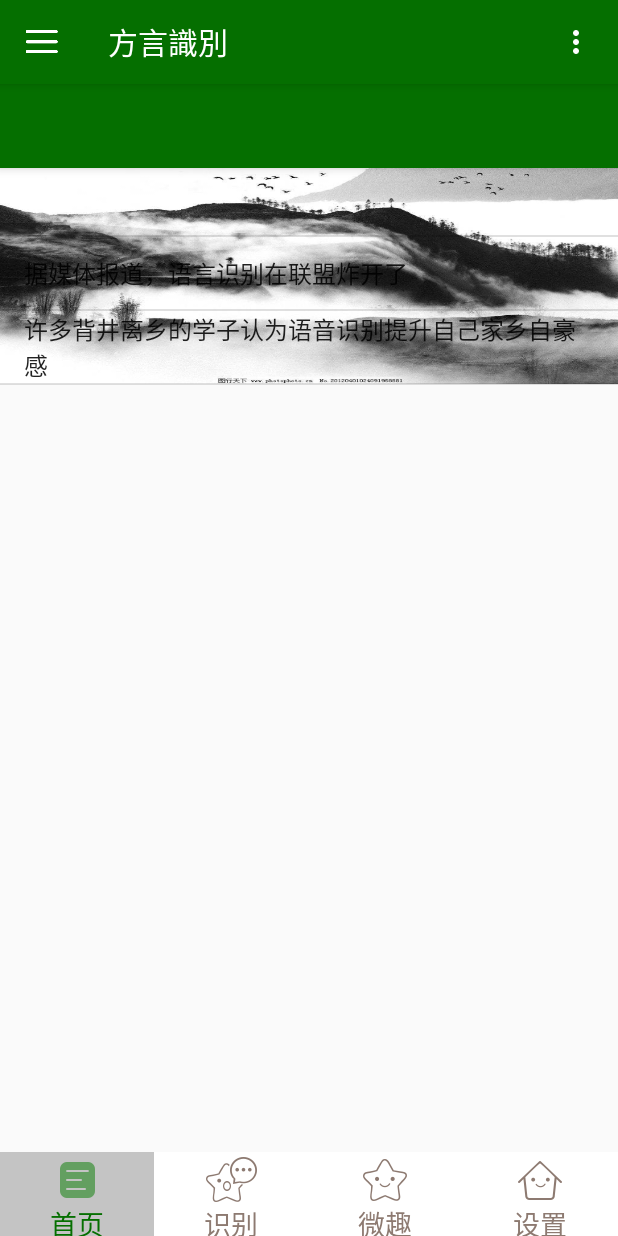
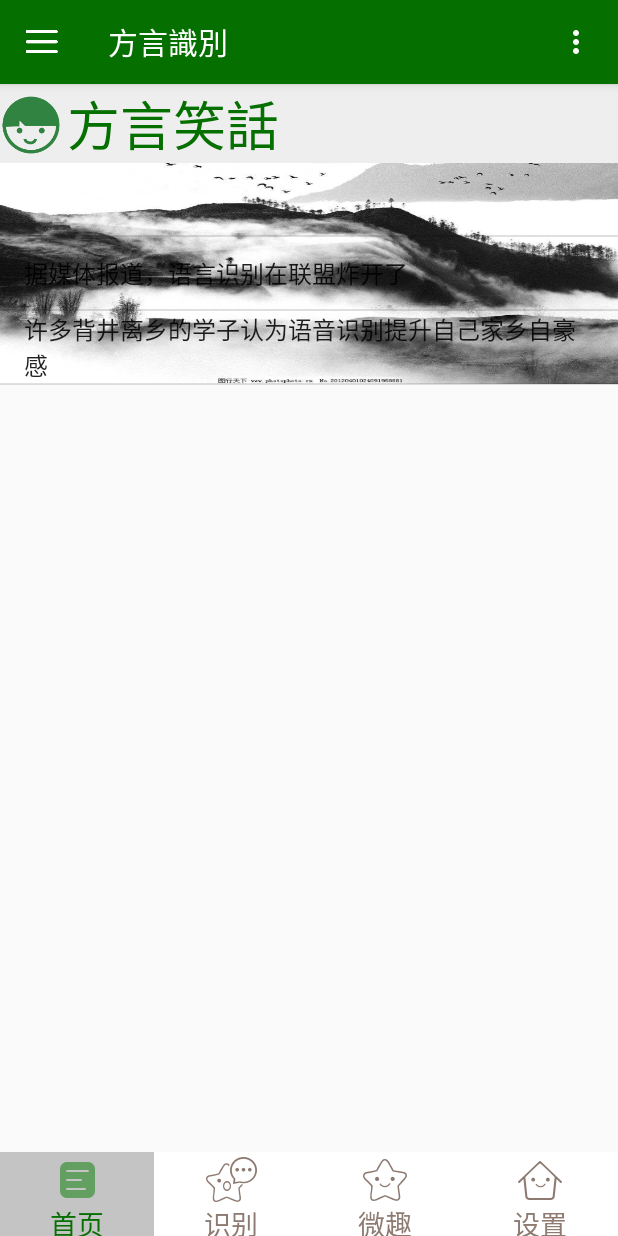
Before and after one commit to likole/fangyan, an Android app: the fragment MyFragment3 placed in its activity, on a phone screen of 412 x 824 dp. Run offline under Robolectric (Android 15) with nearby library versions, the phone set to English and light mode, and no system bars.

Commit message:
修改了mf3.xml

```diff
--- a/app/src/main/res/layout/mf3.xml
+++ b/app/src/main/res/layout/mf3.xml
@@ -5,22 +5,6 @@
     xmlns:app="http://schemas.android.com/apk/res-auto"
     android:orientation="vertical"
     xmlns:android="http://schemas.android.com/apk/res/android">
-
-    <android.support.design.widget.AppBarLayout
-        android:layout_width="match_parent"
-        android:layout_height="?attr/actionBarSize"
-        android:theme="@style/ThemeOverlay.AppCompat.Dark.ActionBar">
-
-        <android.support.v7.widget.Toolbar
-            android:id="@+id/toolbar"
-            android:layout_width="match_parent"
-            android:layout_height="?attr/actionBarSize"
-            android:background="?attr/colorPrimary"
-            app:layout_collapseMode="pin"
-            app:layout_scrollFlags="scroll|enterAlways"
-            app:popupTheme="@style/ThemeOverlay.AppCompat.Light"
-            app:titleTextColor="#ffffff" />
-    </android.support.design.widget.AppBarLayout>
 
     <RelativeLayout
 
```
